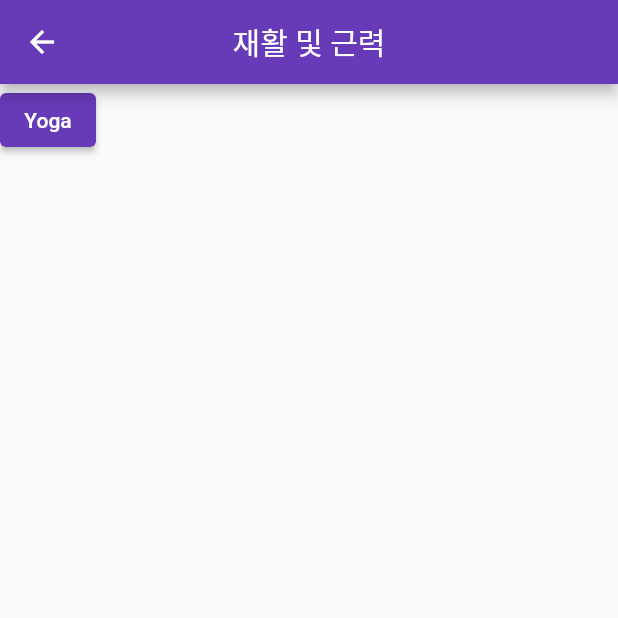
After one commit to EunjiLee98/MOVE, a Flutter app: the ReabSelect screen opened directly, on a phone screen of 412 x 824 dp, the top half of it. The commit adds this screen. Run offline on Flutter 3.47's test engine with Material 2 defaults, Android fonts, the phone set to English and light mode, and no system bars; our stand-ins replace camera, cloud_firestore, firebase_auth, firebase_core, flutter_blue, flutter_tts and 4 more; missing offline and left inert: flame, tflite; accounts and stored records are empty.

Commit message:
yh/0817/reab button

```diff
--- a/lib/front/select.dart
+++ b/lib/front/select.dart
@@ -8,6 +8,7 @@ import 'package:move/reabilitation/pushed_pageY.dart';
 import 'package:move/front/armPress.dart';
 import 'package:move/front/squat.dart';
 import 'package:move/tutorial/tutorial1.dart';
+import '../reabilitation.dart';
 import 'dance.dart';
 
 class Select extends StatefulWidget {
@@ -100,7 +101,8 @@ class _SelectState extends State<Select> {
                 Flexible(
                   child: TextButton(
                     onPressed: () {
-                      //Navigator.push(context, MaterialPageRoute(builder: (context) => Game(bluetoothServices: widget.bluetoothServices)));
+                      Navigator.push(context, MaterialPageRoute(builder: (context) =>
+                          ReabSelect(bluetoothServices: widget.bluetoothServices, cameras: widget.cameras,)));
                       // Navigator.push(context, MaterialPageRoute(
                       //   builder: (context) => PushedPageY(
                       //     cameras: widget.cameras!,
--- /dev/null
+++ b/lib/reabilitation.dart
@@ -0,0 +1,40 @@
+import 'package:camera/camera.dart';
+import 'package:flutter/material.dart';
+import 'package:flutter_blue/flutter_blue.dart';
+import 'package:move/reabilitation/pushed_pageY.dart';
+
+class ReabSelect extends StatefulWidget {
+  final List<BluetoothService>? bluetoothServices;
+  final List<CameraDescription>? cameras;
+  ReabSelect({this.bluetoothServices, this.cameras});
+
+  @override
+  _ReabSelectState createState() => _ReabSelectState();
+}
+
+class _ReabSelectState extends State<ReabSelect> {
+  @override
+  Widget build(BuildContext context) {
+    return Scaffold(
+      appBar: AppBar(
+        title: Text('재활 및 근력'),
+        centerTitle: true,
+      ),
+      body: Column(
+        children: [
+          ElevatedButton(
+              onPressed: () {
+                Navigator.push(context, MaterialPageRoute(
+                    builder: (context) => PushedPageY(
+                  cameras: widget.cameras!,
+                  title: 'posenet',
+                ),
+                ));
+              },
+              child: Text('Yoga')
+          )
+        ],
+      ),
+    );
+  }
+}
```
